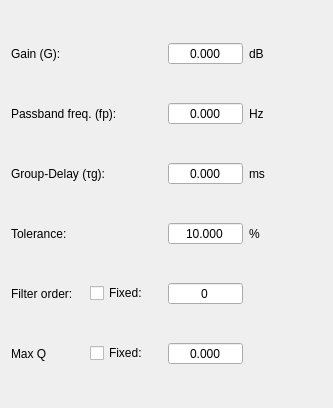
Old version of the form app/designer/filters_data/group_delay.ui in the repository grupo-tc-volcan/TP4.
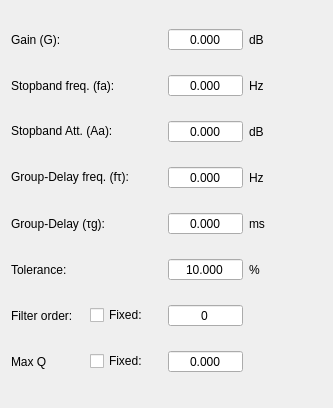
New version of the form.

Commit message: group delay filters now have attenuation restriction

Patch:
```diff
--- a/app/designer/filters_data/group_delay.ui
+++ b/app/designer/filters_data/group_delay.ui
@@ -20,101 +20,50 @@
    <string>Form</string>
   </property>
   <layout class="QGridLayout" name="gridLayout">
-   <item row="1" column="0" colspan="2">
-    <widget class="QLabel" name="label_3">
-     <property name="text">
-      <string>Passband freq. (fp):</string>
-     </property>
-    </widget>
-   </item>
-   <item row="1" column="2">
-    <widget class="QDoubleSpinBox" name="pass_freq">
-     <property name="frame">
-      <bool>true</bool>
-     </property>
-     <property name="alignment">
-      <set>Qt::AlignCenter</set>
-     </property>
-     <property name="buttonSymbols">
-      <enum>QAbstractSpinBox::NoButtons</enum>
-     </property>
-     <property name="keyboardTracking">
-      <bool>true</bool>
-     </property>
-     <property name="decimals">
-      <number>3</number>
-     </property>
-     <property name="maximum">
-      <double>1000000000000.000000000000000</double>
-     </property>
-    </widget>
-   </item>
-   <item row="1" column="4">
-    <widget class="QLabel" name="label_4">
-     <property name="text">
-      <string>Hz</string>
-     </property>
-    </widget>
-   </item>
-   <item row="0" column="0">
-    <widget class="QLabel" name="label">
-     <property name="text">
-      <string>Gain (G):</string>
-     </property>
-    </widget>
-   </item>
-   <item row="0" column="2">
-    <widget class="QDoubleSpinBox" name="gain">
-     <property name="frame">
-      <bool>true</bool>
-     </property>
-     <property name="alignment">
-      <set>Qt::AlignCenter</set>
-     </property>
-     <property name="buttonSymbols">
-      <enum>QAbstractSpinBox::NoButtons</enum>
-     </property>
-     <property name="keyboardTracking">
-      <bool>true</bool>
-     </property>
-     <property name="decimals">
-      <number>3</number>
-     </property>
-     <property name="maximum">
-      <double>300.000000000000000</double>
-     </property>
-    </widget>
-   </item>
-   <item row="5" column="2">
-    <widget class="QDoubleSpinBox" name="q_max">
-     <property name="frame">
-      <bool>true</bool>
-     </property>
-     <property name="alignment">
-      <set>Qt::AlignCenter</set>
-     </property>
-     <property name="buttonSymbols">
-      <enum>QAbstractSpinBox::NoButtons</enum>
-     </property>
-     <property name="keyboardTracking">
-      <bool>true</bool>
-     </property>
-     <property name="decimals">
-      <number>3</number>
-     </property>
-     <property name="maximum">
-      <double>100.000000000000000</double>
-     </property>
-    </widget>
-   </item>
-   <item row="4" column="1">
-    <widget class="QCheckBox" name="order_fixed">
-     <property name="text">
-      <string>Fixed:</string>
-     </property>
-    </widget>
-   </item>
    <item row="2" column="2">
+    <widget class="QDoubleSpinBox" name="stop_att">
+     <property name="alignment">
+      <set>Qt::AlignCenter</set>
+     </property>
+     <property name="buttonSymbols">
+      <enum>QAbstractSpinBox::NoButtons</enum>
+     </property>
+     <property name="decimals">
+      <number>3</number>
+     </property>
+     <property name="maximum">
+      <double>300.000000000000000</double>
+     </property>
+    </widget>
+   </item>
+   <item row="2" column="4">
+    <widget class="QLabel" name="label_8">
+     <property name="text">
+      <string>dB</string>
+     </property>
+    </widget>
+   </item>
+   <item row="2" column="0" colspan="2">
+    <widget class="QLabel" name="label_7">
+     <property name="maximumSize">
+      <size>
+       <width>16777215</width>
+       <height>22</height>
+      </size>
+     </property>
+     <property name="text">
+      <string>Stopband Att. (Aa):</string>
+     </property>
+    </widget>
+   </item>
+   <item row="7" column="0">
+    <widget class="QLabel" name="label_15">
+     <property name="text">
+      <string>Max Q</string>
+     </property>
+    </widget>
+   </item>
+   <item row="4" column="2">
     <widget class="QDoubleSpinBox" name="group_delay">
      <property name="frame">
       <bool>true</bool>
@@ -136,7 +85,21 @@
      </property>
     </widget>
    </item>
-   <item row="3" column="2">
+   <item row="7" column="1">
+    <widget class="QCheckBox" name="q_fixed">
+     <property name="text">
+      <string>Fixed:</string>
+     </property>
+    </widget>
+   </item>
+   <item row="0" column="4">
+    <widget class="QLabel" name="label_2">
+     <property name="text">
+      <string>dB</string>
+     </property>
+    </widget>
+   </item>
+   <item row="5" column="2">
     <widget class="QDoubleSpinBox" name="tol">
      <property name="frame">
       <bool>true</bool>
@@ -161,63 +124,136 @@
      </property>
     </widget>
    </item>
-   <item row="3" column="0">
-    <widget class="QLabel" name="label_11">
-     <property name="text">
-      <string>Tolerance:</string>
-     </property>
-    </widget>
-   </item>
-   <item row="2" column="0" colspan="2">
+   <item row="4" column="0" colspan="2">
     <widget class="QLabel" name="label_5">
      <property name="text">
       <string>Group-Delay (τg):</string>
      </property>
     </widget>
    </item>
-   <item row="5" column="0">
-    <widget class="QLabel" name="label_15">
-     <property name="text">
-      <string>Max Q</string>
-     </property>
-    </widget>
-   </item>
-   <item row="5" column="1">
-    <widget class="QCheckBox" name="q_fixed">
-     <property name="text">
-      <string>Fixed:</string>
-     </property>
-    </widget>
-   </item>
-   <item row="2" column="4">
-    <widget class="QLabel" name="label_6">
-     <property name="text">
-      <string>ms</string>
-     </property>
-    </widget>
-   </item>
-   <item row="4" column="0">
-    <widget class="QLabel" name="label_13">
-     <property name="text">
-      <string>Filter order:</string>
-     </property>
-    </widget>
-   </item>
-   <item row="3" column="4">
+   <item row="5" column="4">
     <widget class="QLabel" name="label_12">
      <property name="text">
       <string>%</string>
      </property>
     </widget>
    </item>
-   <item row="0" column="4">
-    <widget class="QLabel" name="label_2">
+   <item row="6" column="0">
+    <widget class="QLabel" name="label_13">
      <property name="text">
-      <string>dB</string>
+      <string>Filter order:</string>
      </property>
     </widget>
    </item>
-   <item row="4" column="2">
+   <item row="1" column="2">
+    <widget class="QDoubleSpinBox" name="stop_freq">
+     <property name="frame">
+      <bool>true</bool>
+     </property>
+     <property name="alignment">
+      <set>Qt::AlignCenter</set>
+     </property>
+     <property name="buttonSymbols">
+      <enum>QAbstractSpinBox::NoButtons</enum>
+     </property>
+     <property name="keyboardTracking">
+      <bool>true</bool>
+     </property>
+     <property name="decimals">
+      <number>3</number>
+     </property>
+     <property name="maximum">
+      <double>1000000000000.000000000000000</double>
+     </property>
+    </widget>
+   </item>
+   <item row="6" column="1">
+    <widget class="QCheckBox" name="order_fixed">
+     <property name="text">
+      <string>Fixed:</string>
+     </property>
+    </widget>
+   </item>
+   <item row="4" column="4">
+    <widget class="QLabel" name="label_6">
+     <property name="text">
+      <string>ms</string>
+     </property>
+    </widget>
+   </item>
+   <item row="0" column="2">
+    <widget class="QDoubleSpinBox" name="gain">
+     <property name="frame">
+      <bool>true</bool>
+     </property>
+     <property name="alignment">
+      <set>Qt::AlignCenter</set>
+     </property>
+     <property name="buttonSymbols">
+      <enum>QAbstractSpinBox::NoButtons</enum>
+     </property>
+     <property name="keyboardTracking">
+      <bool>true</bool>
+     </property>
+     <property name="decimals">
+      <number>3</number>
+     </property>
+     <property name="maximum">
+      <double>300.000000000000000</double>
+     </property>
+    </widget>
+   </item>
+   <item row="5" column="0">
+    <widget class="QLabel" name="label_11">
+     <property name="text">
+      <string>Tolerance:</string>
+     </property>
+    </widget>
+   </item>
+   <item row="0" column="0">
+    <widget class="QLabel" name="label">
+     <property name="text">
+      <string>Gain (G):</string>
+     </property>
+    </widget>
+   </item>
+   <item row="1" column="0" colspan="2">
+    <widget class="QLabel" name="label_3">
+     <property name="text">
+      <string>Stopband freq. (fa):</string>
+     </property>
+    </widget>
+   </item>
+   <item row="1" column="4">
+    <widget class="QLabel" name="label_4">
+     <property name="text">
+      <string>Hz</string>
+     </property>
+    </widget>
+   </item>
+   <item row="7" column="2">
+    <widget class="QDoubleSpinBox" name="q_max">
+     <property name="frame">
+      <bool>true</bool>
+     </property>
+     <property name="alignment">
+      <set>Qt::AlignCenter</set>
+     </property>
+     <property name="buttonSymbols">
+      <enum>QAbstractSpinBox::NoButtons</enum>
+     </property>
+     <property name="keyboardTracking">
+      <bool>true</bool>
+     </property>
+     <property name="decimals">
+      <number>3</number>
+     </property>
+     <property name="maximum">
+      <double>100.000000000000000</double>
+     </property>
+    </widget>
+   </item>
+   <item row="6" column="2">
     <widget class="QSpinBox" name="order">
      <property name="frame">
       <bool>true</bool>
@@ -236,6 +272,42 @@
      </property>
     </widget>
    </item>
+   <item row="3" column="0" colspan="2">
+    <widget class="QLabel" name="label_9">
+     <property name="maximumSize">
+      <size>
+       <width>16777215</width>
+       <height>22</height>
+      </size>
+     </property>
+     <property name="text">
+      <string>Group-Delay freq. (fτ):</string>
+     </property>
+    </widget>
+   </item>
+   <item row="3" column="2">
+    <widget class="QDoubleSpinBox" name="group_delay_freq">
+     <property name="alignment">
+      <set>Qt::AlignCenter</set>
+     </property>
+     <property name="buttonSymbols">
+      <enum>QAbstractSpinBox::NoButtons</enum>
+     </property>
+     <property name="decimals">
+      <number>3</number>
+     </property>
+     <property name="maximum">
+      <double>1000000000000.000000000000000</double>
+     </property>
+    </widget>
+   </item>
+   <item row="3" column="4">
+    <widget class="QLabel" name="label_10">
+     <property name="text">
+      <string>Hz</string>
+     </property>
+    </widget>
+   </item>
   </layout>
  </widget>
  <resources/>
```
The commit also changes 6 other files.
